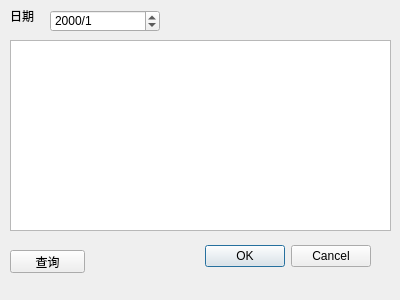
Qt form Gui/querybydatedialog.ui (ZhangYongChang/homesoft) before a commit.
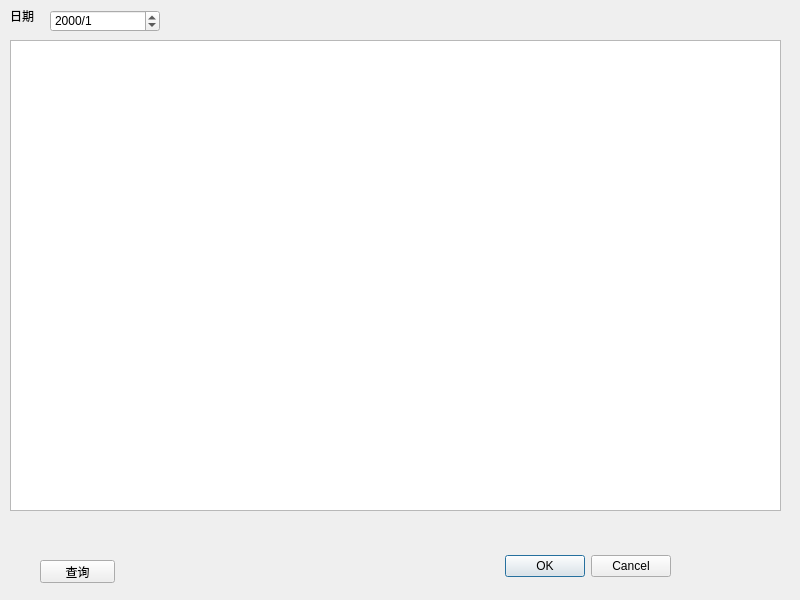
The same form after that commit.

What changed in the file:
```diff
--- a/Gui/querybydatedialog.ui
+++ b/Gui/querybydatedialog.ui
@@ -6,8 +6,8 @@
    <rect>
     <x>0</x>
     <y>0</y>
-    <width>400</width>
-    <height>300</height>
+    <width>800</width>
+    <height>600</height>
    </rect>
   </property>
   <property name="windowTitle">
@@ -16,8 +16,8 @@
   <widget class="QDialogButtonBox" name="buttonBox">
    <property name="geometry">
     <rect>
-     <x>30</x>
-     <y>240</y>
+     <x>330</x>
+     <y>550</y>
      <width>341</width>
      <height>32</height>
     </rect>
@@ -58,8 +58,8 @@
   <widget class="QPushButton" name="pushButtonQuery">
    <property name="geometry">
     <rect>
-     <x>10</x>
-     <y>250</y>
+     <x>40</x>
+     <y>560</y>
      <width>75</width>
      <height>23</height>
     </rect>
@@ -73,8 +73,8 @@
     <rect>
      <x>10</x>
      <y>40</y>
-     <width>381</width>
-     <height>191</height>
+     <width>771</width>
+     <height>471</height>
     </rect>
    </property>
   </widget>
```
